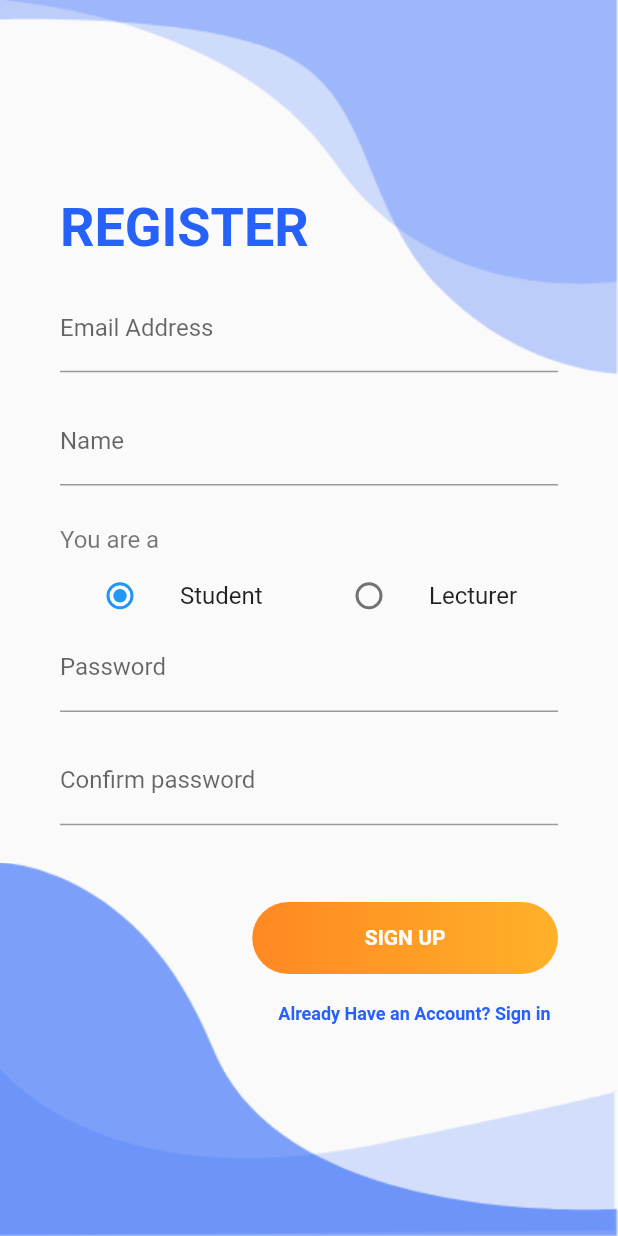
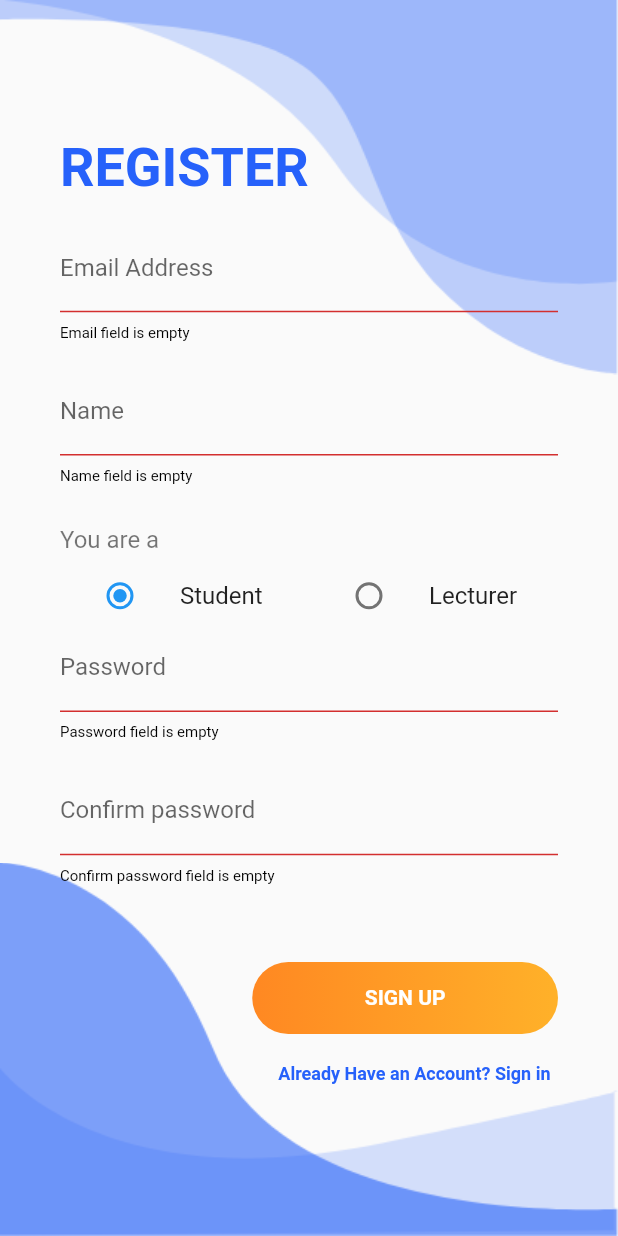
Before and after one commit to nsadisha/lms_android, a Flutter app: the SignupView screen opened by its route, after a tap on "SIGN UP", on a phone screen of 412 x 824 dp. Run offline on Flutter 3.47's test engine with Material 2 defaults, Android fonts, the phone set to English and light mode, and no system bars; our stand-ins replace shared_preferences; missing offline and left inert: jwt_decode; accounts and stored records are empty.

Commit message:
Signup form validation

```diff
--- a/lib/views/Signup.dart
+++ b/lib/views/Signup.dart
@@ -1,5 +1,7 @@
 import 'package:flutter/material.dart';
 import 'package:lms_android/components/background.dart';
+
+import '../models/User.dart';
 
 enum UserRole { student, lecturer }
 
@@ -12,7 +14,16 @@ class SignupView extends StatefulWidget {
 
 class _SignupViewState extends State<SignupView> {
 
+  @override
+  void initState(){
+    super.initState();
+  }
+
   UserRole? _character = UserRole.student;
+
+  final _formKey = GlobalKey<FormState>();
+  User user = User.signup("","","","","");
+
 
   @override
   Widget build(BuildContext context) {
@@ -20,6 +31,9 @@ class _SignupViewState extends State<SignupView> {
 
     return Scaffold(
       body: Background(
+        child: Form(
+          key: _formKey,
+          child: SingleChildScrollView(
             child: Column(
               mainAxisAlignment: MainAxisAlignment.center,
               children: <Widget>[
@@ -42,8 +56,19 @@ class _SignupViewState extends State<SignupView> {
                 Container(
                   alignment: Alignment.center,
                   margin: const EdgeInsets.symmetric(horizontal: 40),
-              child: const TextField(
-                decoration: InputDecoration(
+                  child: TextFormField(
+                    controller: TextEditingController(text: user.email),
+                    onChanged: (val) {
+                      user.email = val;
+                    },
+                    validator: (value) {
+                      if (value!.isEmpty) {
+                        return 'Email field is empty';
+                      }
+                      return null;
+                    },
+                    decoration: const InputDecoration(
+                      errorStyle: TextStyle(fontSize: 10, color: Colors.black),
                       labelText: "Email Address"
                     ),
                   ),
@@ -54,8 +79,19 @@ class _SignupViewState extends State<SignupView> {
                 Container(
                   alignment: Alignment.center,
                   margin: const EdgeInsets.symmetric(horizontal: 40),
-              child: const TextField(
-                decoration: InputDecoration(
+                  child: TextFormField(
+                    controller: TextEditingController(text: user.email),
+                    onChanged: (val) {
+                      user.email = val;
+                    },
+                    validator: (value) {
+                      if (value!.isEmpty) {
+                        return 'Name field is empty';
+                      }
+                      return null;
+                    },
+                    decoration: const InputDecoration(
+                      errorStyle: TextStyle(fontSize: 10, color: Colors.black),
                       labelText: "Name"
                     ),
                   ),
@@ -94,6 +130,7 @@ class _SignupViewState extends State<SignupView> {
                                     onChanged: (UserRole? value) {
                                       setState(() {
                                         _character = value;
+                                        user.role = value as String;
                                       });
                                     },
                                   ),
@@ -111,6 +148,7 @@ class _SignupViewState extends State<SignupView> {
                                     onChanged: (UserRole? value) {
                                       setState(() {
                                         _character = value;
+                                        user.role = value as String;
                                       });
                                     },
                                   ),
@@ -128,8 +166,20 @@ class _SignupViewState extends State<SignupView> {
                 Container(
                   alignment: Alignment.center,
                   margin: const EdgeInsets.symmetric(horizontal: 40),
-              child: const TextField(
-                decoration: InputDecoration(
+                  child: TextFormField(
+                    obscureText: true,
+                    controller: TextEditingController(text: user.password),
+                    onChanged: (val) {
+                      user.password = val;
+                    },
+                    validator: (value) {
+                      if (value!.isEmpty) {
+                        return 'Password field is empty';
+                      }
+                      return null;
+                    },
+                    decoration: const InputDecoration(
+                      errorStyle: TextStyle(fontSize: 10, color: Colors.black),
                       labelText: "Password"
                     ),
                   ),
@@ -140,11 +190,24 @@ class _SignupViewState extends State<SignupView> {
                 Container(
                   alignment: Alignment.center,
                   margin: const EdgeInsets.symmetric(horizontal: 40),
-              child: const TextField(
-                decoration: InputDecoration(
+                  child: TextFormField(
+                    obscureText: true,
+                    controller: TextEditingController(text: user.cpass),
+                    onChanged: (val) {
+                      user.cpass = val;
+                    },
+                    validator: (value) {
+                      if (value!.isEmpty) {
+                        return 'Confirm password field is empty';
+                      }else if(value!=user.password){
+                        return "Password doesn't match";
+                      }
+                      return null;
+                    },
+                    decoration: const InputDecoration(
+                        errorStyle: TextStyle(fontSize: 10, color: Colors.black),
                         labelText: "Confirm password"
                     ),
-                obscureText: true,
                   ),
                 ),
 
@@ -178,7 +241,9 @@ class _SignupViewState extends State<SignupView> {
                           textStyle: const TextStyle(fontSize: 14),
                         ),
                         onPressed: () async {
+                          if (_formKey.currentState!.validate()) {
 
+                          }
                         },
                         child: const Text(
                           "SIGN UP",
@@ -211,6 +276,8 @@ class _SignupViewState extends State<SignupView> {
               ],
             ),
           ),
+        ),
+      ),
     );
   }
 }
```
Lines whose indentation alone changed are shown as unchanged.
